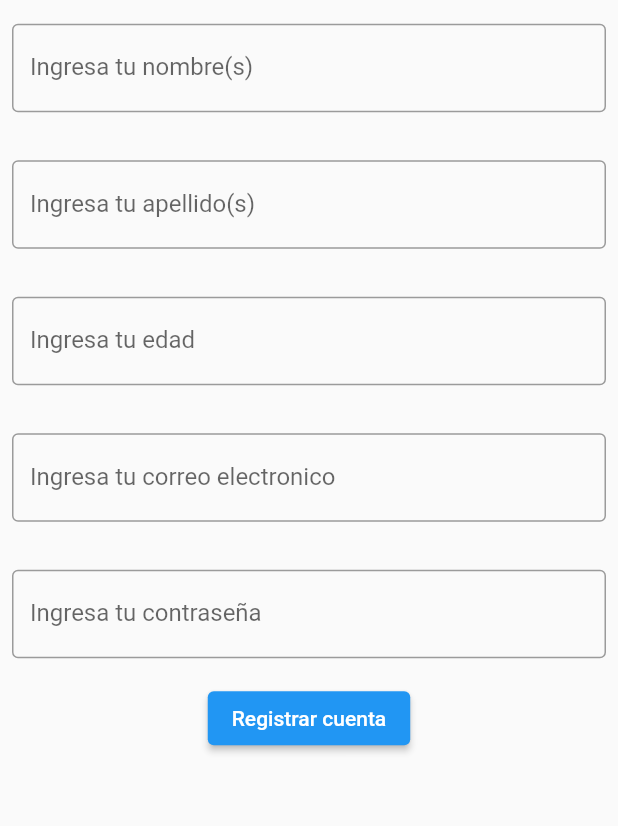
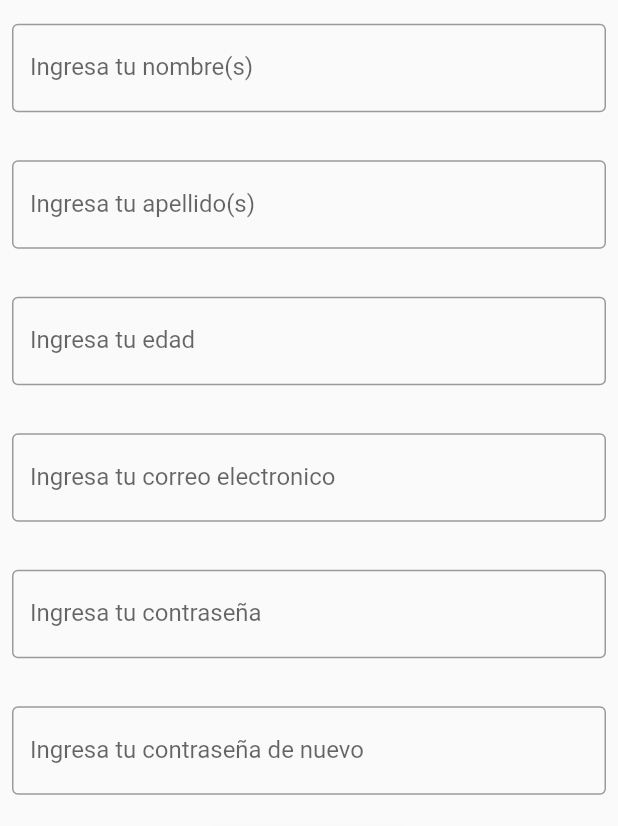
Before and after one commit to chalajr/mobileEducap, a Flutter app: the RegisterForm screen opened directly, on a phone screen of 412 x 824 dp, the part 410-1236 px from its top. Run offline on Flutter 3.47's test engine with Material 2 defaults, Android fonts, the phone set to English and light mode, and no system bars; our stand-ins replace email_validator; missing offline and left inert: wc_form_validators.

Commit message:
Develop Forms for Login and Register

```diff
--- a/educap_flutter/lib/login.dart
+++ b/educap_flutter/lib/login.dart
@@ -1,5 +1,6 @@
 import 'package:flutter/material.dart';
 import 'package:email_validator/email_validator.dart';
+import 'package:wc_form_validators/wc_form_validators.dart';
 import 'dart:developer' as developer;
 import 'register_form.dart';
 
--- a/educap_flutter/lib/register_form.dart
+++ b/educap_flutter/lib/register_form.dart
@@ -1,5 +1,6 @@
 import 'package:flutter/material.dart';
 import 'package:email_validator/email_validator.dart';
+import 'package:wc_form_validators/wc_form_validators.dart';
 import 'dart:developer' as developer;
 
 // Define a custom Form widget.
@@ -28,7 +29,8 @@ class RegisterFormState extends State<RegisterForm> {
   final age = TextEditingController();
   final email = TextEditingController();
   final password = TextEditingController();
-
+  final password2 = TextEditingController();
+  final passVal = String;
   @override
   Widget build(BuildContext context) {
     developer.log('hola');
@@ -128,6 +130,7 @@ class RegisterFormState extends State<RegisterForm> {
                           return 'Por favor ingresa un correo valido';
                         }
                         //Si le regresas null quiere decir que la validacion paso
+
                         return null;
                       },
                       decoration: const InputDecoration(
@@ -147,15 +150,40 @@ class RegisterFormState extends State<RegisterForm> {
                       enableSuggestions: false,
                       autocorrect: false,
                       keyboardType: TextInputType.visiblePassword,
+                      validator: Validators.compose([
+                        Validators.required(
+                            'Por favor introduzca una contraseña'),
+                        Validators.patternString(
+                            r'^(?=.*?[A-Z])(?=.*?[a-z])(?=.*?[0-9])(?=.*?[!@#\$&*~]).{8,}$',
+                            'Contraseña Inválida')
+                      ]),
+                      decoration: const InputDecoration(
+                        border: OutlineInputBorder(),
+                        labelText: 'Ingresa tu contraseña',
+                      ),
+                    ),
+                  ),
+                  Padding(
+                    padding:
+                        const EdgeInsets.symmetric(horizontal: 8, vertical: 16),
+                    child: TextFormField(
+                      controller: password2,
+                      //Estos parametros son para esconder la contrasena y de mas
+                      obscureText: true,
+                      enableSuggestions: false,
+                      autocorrect: false,
+                      keyboardType: TextInputType.visiblePassword,
                       validator: (value) {
                         if (value == null || value.isEmpty) {
-                          return 'Por favor ingresa una contraseña';
+                          return 'Por favor ingresa tu edad';
+                        } else if (password2.text != password.text) {
+                          return 'Las contraseñas deben de coincidir';
                         }
                         return null;
                       },
                       decoration: const InputDecoration(
                         border: OutlineInputBorder(),
-                        labelText: 'Ingresa tu contraseña',
+                        labelText: 'Ingresa tu contraseña de nuevo',
                       ),
                     ),
                   ),
@@ -176,8 +204,9 @@ class RegisterFormState extends State<RegisterForm> {
                         var edad = age.text;
                         var correo = email.text;
                         var contrasena = password.text;
+                        var contrasena2 = password2.text;
                         developer.log(
-                            'Nombres: $nombre, apellidos: $apellido, edad: $edad, correo: $correo, contrasena: $contrasena');
+                            'Nombres: $nombre, apellidos: $apellido, edad: $edad, correo: $correo, contrasena: $contrasena, contrasena: $contrasena2');
                       }
                     },
                     child: const Text('Registrar cuenta'),
--- a/educap_flutter/pubspec.yaml
+++ b/educap_flutter/pubspec.yaml
@@ -41,7 +41,7 @@ dependencies:
 dev_dependencies:
   flutter_test:
     sdk: flutter
-
+  wc_form_validators: ^1.0.0
   # The "flutter_lints" package below contains a set of recommended lints to
   # encourage good coding practices. The lint set provided by the package is
   # activated in the `analysis_options.yaml` file located at the root of your
```
Also changed, not shown: educap_flutter/pubspec.lock.
